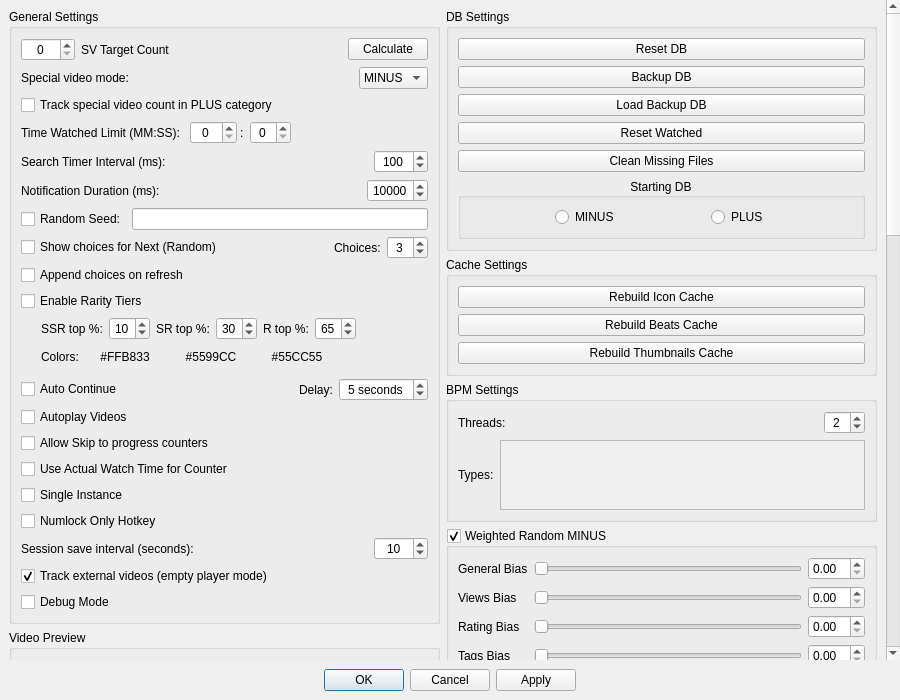
Qt form MediaManager/src/QtClasses/UI/Form Files/SettingsDialog.ui (PaunescuAndrei/MediaManager) before a commit.
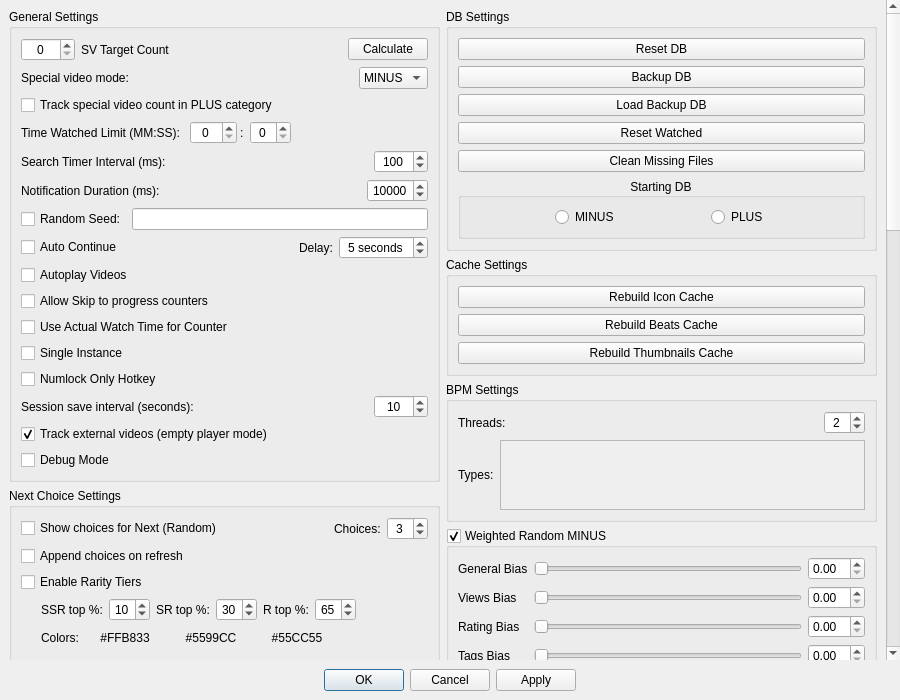
The same form after that commit. Custom widgets are drawn as their Qt base class.

Commit message: move next choice + rarity settings into new Next Choice Settings group box

Diff of the .ui file:
```diff
--- a/MediaManager/src/QtClasses/UI/Form Files/SettingsDialog.ui
+++ b/MediaManager/src/QtClasses/UI/Form Files/SettingsDialog.ui
@@ -422,6 +422,204 @@
               </layout>
              </widget>
             </item>
+
+             <item>
+              <widget class="QWidget" name="autoContinueDelayWidget" native="true">
+              <layout class="QHBoxLayout" name="horizontalLayout_16">
+               <property name="leftMargin">
+                <number>0</number>
+               </property>
+               <property name="topMargin">
+                <number>0</number>
+               </property>
+               <property name="rightMargin">
+                <number>0</number>
+               </property>
+               <property name="bottomMargin">
+                <number>0</number>
+               </property>
+               <item>
+                <widget class="QCheckBox" name="autoContinue">
+                 <property name="text">
+                  <string>Auto Continue</string>
+                 </property>
+                </widget>
+               </item>
+               <item>
+                <spacer name="horizontalSpacer_15">
+                 <property name="orientation">
+                  <enum>Qt::Orientation::Horizontal</enum>
+                 </property>
+                 <property name="sizeHint" stdset="0">
+                  <size>
+                   <width>40</width>
+                   <height>20</height>
+                  </size>
+                 </property>
+                </spacer>
+               </item>
+               <item>
+                <widget class="QLabel" name="autoContinueDelayLabel">
+                 <property name="text">
+                  <string>Delay:</string>
+                 </property>
+                </widget>
+               </item>
+               <item>
+                <widget class="QSpinBox" name="autoContinueDelay">
+                 <property name="focusPolicy">
+                  <enum>Qt::FocusPolicy::StrongFocus</enum>
+                 </property>
+                 <property name="alignment">
+                  <set>Qt::AlignmentFlag::AlignCenter</set>
+                 </property>
+                 <property name="suffix">
+                  <string> seconds</string>
+                 </property>
+                 <property name="minimum">
+                  <number>1</number>
+                 </property>
+                 <property name="maximum">
+                  <number>60</number>
+                 </property>
+                 <property name="value">
+                  <number>5</number>
+                 </property>
+                </widget>
+               </item>
+              </layout>
+             </widget>
+            </item>
+            <item>
+             <widget class="QCheckBox" name="videoAutoplay">
+              <property name="text">
+               <string>Autoplay Videos</string>
+              </property>
+             </widget>
+            </item>
+            <item>
+             <widget class="QCheckBox" name="skipAllowedProgress">
+              <property name="toolTip">
+               <string>When enabled, pressing Skip in the finish dialog will not decrement the MINUS counter.</string>
+              </property>
+              <property name="text">
+               <string>Allow Skip to progress counters</string>
+              </property>
+             </widget>
+            </item>
+            <item>
+             <widget class="QCheckBox" name="counterUseActualWatchTime">
+              <property name="toolTip">
+               <string>When enabled, the counter increment uses actual wall-clock watch time instead of video playback position.</string>
+              </property>
+              <property name="text">
+               <string>Use Actual Watch Time for Counter</string>
+              </property>
+             </widget>
+            </item>
+            <item>
+             <widget class="QCheckBox" name="singleInstance">
+              <property name="text">
+               <string>Single Instance</string>
+              </property>
+             </widget>
+            </item>
+            <item>
+             <widget class="QCheckBox" name="numlockOnly">
+              <property name="text">
+               <string>Numlock Only Hotkey</string>
+              </property>
+             </widget>
+            </item>
+             <item>
+              <widget class="QWidget" name="sessionSaveIntervalWidget" native="true">
+               <layout class="QHBoxLayout" name="horizontalLayout_sessionSaveInterval">
+                <property name="leftMargin">
+                 <number>0</number>
+                </property>
+                <property name="topMargin">
+                 <number>0</number>
+                </property>
+                <property name="rightMargin">
+                 <number>0</number>
+                </property>
+                <property name="bottomMargin">
+                 <number>0</number>
+                </property>
+                <item>
+                 <widget class="QLabel" name="sessionSaveIntervalLabel">
+                  <property name="text">
+                   <string>Session save interval (seconds):</string>
+                  </property>
+                 </widget>
+                </item>
+                <item>
+                 <spacer name="horizontalSpacer_sessionSaveInterval">
+                  <property name="orientation">
+                   <enum>Qt::Orientation::Horizontal</enum>
+                  </property>
+                  <property name="sizeHint" stdset="0">
+                   <size>
+                    <width>40</width>
+                    <height>20</height>
+                   </size>
+                  </property>
+                 </spacer>
+                </item>
+                <item>
+                 <widget class="QSpinBox" name="sessionSaveIntervalSpinBox">
+                  <property name="focusPolicy">
+                   <enum>Qt::FocusPolicy::StrongFocus</enum>
+                  </property>
+                  <property name="alignment">
+                   <set>Qt::AlignmentFlag::AlignCenter</set>
+                  </property>
+                  <property name="toolTip">
+                   <string>How often the current session is checkpointed to the database (0 = disabled)</string>
+                  </property>
+                  <property name="minimum">
+                   <number>0</number>
+                  </property>
+                  <property name="maximum">
+                   <number>3600</number>
+                  </property>
+                  <property name="value">
+                   <number>10</number>
+                  </property>
+                 </widget>
+                </item>
+               </layout>
+              </widget>
+             </item>
+             <item>
+              <widget class="QCheckBox" name="emptyPlayerTracking">
+               <property name="toolTip">
+                <string>When enabled, external videos opened in empty player mode (right-click Watch) will have their watch time tracked even if not in the database</string>
+               </property>
+               <property name="text">
+                <string>Track external videos (empty player mode)</string>
+               </property>
+               <property name="checked">
+                <bool>true</bool>
+               </property>
+              </widget>
+             </item>
+             <item>
+              <widget class="QCheckBox" name="debugMode">
+               <property name="text">
+                <string>Debug Mode</string>
+               </property>
+              </widget>
+             </item>
+           </layout>
+          </widget>
+          </item>
+          <item>
+           <widget class="QGroupBox" name="nextChoiceGroupBox">
+            <property name="title">
+             <string>Next Choice Settings</string>
+            </property>
+            <layout class="QVBoxLayout" name="verticalLayout_nextChoice">
             <item>
              <widget class="QWidget" name="nextMultiChoiceWidget" native="true">
               <layout class="QHBoxLayout" name="horizontalLayout_nextMultiChoice">
@@ -744,194 +942,6 @@
                </layout>
               </widget>
              </item>
-             <item>
-              <widget class="QWidget" name="autoContinueDelayWidget" native="true">
-              <layout class="QHBoxLayout" name="horizontalLayout_16">
-               <property name="leftMargin">
-                <number>0</number>
-               </property>
-               <property name="topMargin">
-                <number>0</number>
-               </property>
-               <property name="rightMargin">
-                <number>0</number>
-               </property>
-               <property name="bottomMargin">
-                <number>0</number>
-               </property>
-               <item>
-                <widget class="QCheckBox" name="autoContinue">
-                 <property name="text">
-                  <string>Auto Continue</string>
-                 </property>
-                </widget>
-               </item>
-               <item>
-                <spacer name="horizontalSpacer_15">
-                 <property name="orientation">
-                  <enum>Qt::Orientation::Horizontal</enum>
-                 </property>
-                 <property name="sizeHint" stdset="0">
-                  <size>
-                   <width>40</width>
-                   <height>20</height>
-                  </size>
-                 </property>
-                </spacer>
-               </item>
-               <item>
-                <widget class="QLabel" name="autoContinueDelayLabel">
-                 <property name="text">
-                  <string>Delay:</string>
-                 </property>
-                </widget>
-               </item>
-               <item>
-                <widget class="QSpinBox" name="autoContinueDelay">
-                 <property name="focusPolicy">
-                  <enum>Qt::FocusPolicy::StrongFocus</enum>
-                 </property>
-                 <property name="alignment">
-                  <set>Qt::AlignmentFlag::AlignCenter</set>
-                 </property>
-                 <property name="suffix">
-                  <string> seconds</string>
-                 </property>
-                 <property name="minimum">
-                  <number>1</number>
-                 </property>
-                 <property name="maximum">
-                  <number>60</number>
-                 </property>
-                 <property name="value">
-                  <number>5</number>
-                 </property>
-                </widget>
-               </item>
-              </layout>
-             </widget>
-            </item>
-            <item>
-             <widget class="QCheckBox" name="videoAutoplay">
-              <property name="text">
-               <string>Autoplay Videos</string>
-              </property>
-             </widget>
-            </item>
-            <item>
-             <widget class="QCheckBox" name="skipAllowedProgress">
-              <property name="toolTip">
-               <string>When enabled, pressing Skip in the finish dialog will not decrement the MINUS counter.</string>
-              </property>
-              <property name="text">
-               <string>Allow Skip to progress counters</string>
-              </property>
-             </widget>
-            </item>
-            <item>
-             <widget class="QCheckBox" name="counterUseActualWatchTime">
-              <property name="toolTip">
-               <string>When enabled, the counter increment uses actual wall-clock watch time instead of video playback position.</string>
-              </property>
-              <property name="text">
-               <string>Use Actual Watch Time for Counter</string>
-              </property>
-             </widget>
-            </item>
-            <item>
-             <widget class="QCheckBox" name="singleInstance">
-              <property name="text">
-               <string>Single Instance</string>
-              </property>
-             </widget>
-            </item>
-            <item>
-             <widget class="QCheckBox" name="numlockOnly">
-              <property name="text">
-               <string>Numlock Only Hotkey</string>
-              </property>
-             </widget>
-            </item>
-             <item>
-              <widget class="QWidget" name="sessionSaveIntervalWidget" native="true">
-               <layout class="QHBoxLayout" name="horizontalLayout_sessionSaveInterval">
-                <property name="leftMargin">
-                 <number>0</number>
-                </property>
-                <property name="topMargin">
-                 <number>0</number>
-                </property>
-                <property name="rightMargin">
-                 <number>0</number>
-                </property>
-                <property name="bottomMargin">
-                 <number>0</number>
-                </property>
-                <item>
-                 <widget class="QLabel" name="sessionSaveIntervalLabel">
-                  <property name="text">
-                   <string>Session save interval (seconds):</string>
-                  </property>
-                 </widget>
-                </item>
-                <item>
-                 <spacer name="horizontalSpacer_sessionSaveInterval">
-                  <property name="orientation">
-                   <enum>Qt::Orientation::Horizontal</enum>
-                  </property>
-                  <property name="sizeHint" stdset="0">
-                   <size>
-                    <width>40</width>
-                    <height>20</height>
-                   </size>
-                  </property>
-                 </spacer>
-                </item>
-                <item>
-                 <widget class="QSpinBox" name="sessionSaveIntervalSpinBox">
-                  <property name="focusPolicy">
-                   <enum>Qt::FocusPolicy::StrongFocus</enum>
-                  </property>
-                  <property name="alignment">
-                   <set>Qt::AlignmentFlag::AlignCenter</set>
-                  </property>
-                  <property name="toolTip">
-                   <string>How often the current session is checkpointed to the database (0 = disabled)</string>
-                  </property>
-                  <property name="minimum">
-                   <number>0</number>
-                  </property>
-                  <property name="maximum">
-                   <number>3600</number>
-                  </property>
-                  <property name="value">
-                   <number>10</number>
-                  </property>
-                 </widget>
-                </item>
-               </layout>
-              </widget>
-             </item>
-             <item>
-              <widget class="QCheckBox" name="emptyPlayerTracking">
-               <property name="toolTip">
-                <string>When enabled, external videos opened in empty player mode (right-click Watch) will have their watch time tracked even if not in the database</string>
-               </property>
-               <property name="text">
-                <string>Track external videos (empty player mode)</string>
-               </property>
-               <property name="checked">
-                <bool>true</bool>
-               </property>
-              </widget>
-             </item>
-             <item>
-              <widget class="QCheckBox" name="debugMode">
-               <property name="text">
-                <string>Debug Mode</string>
-               </property>
-              </widget>
-             </item>
            </layout>
           </widget>
          </item>
```
Lines whose indentation alone changed are shown as unchanged.
